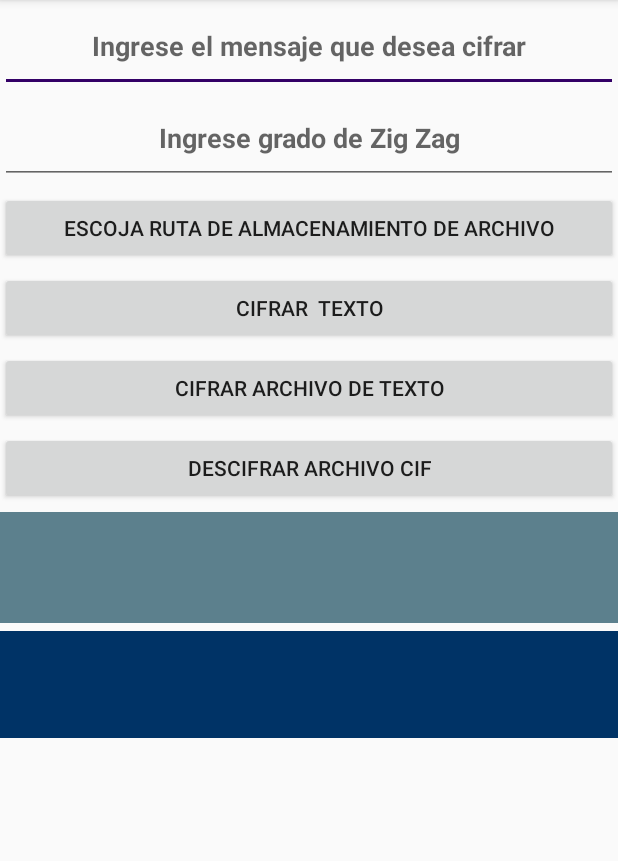
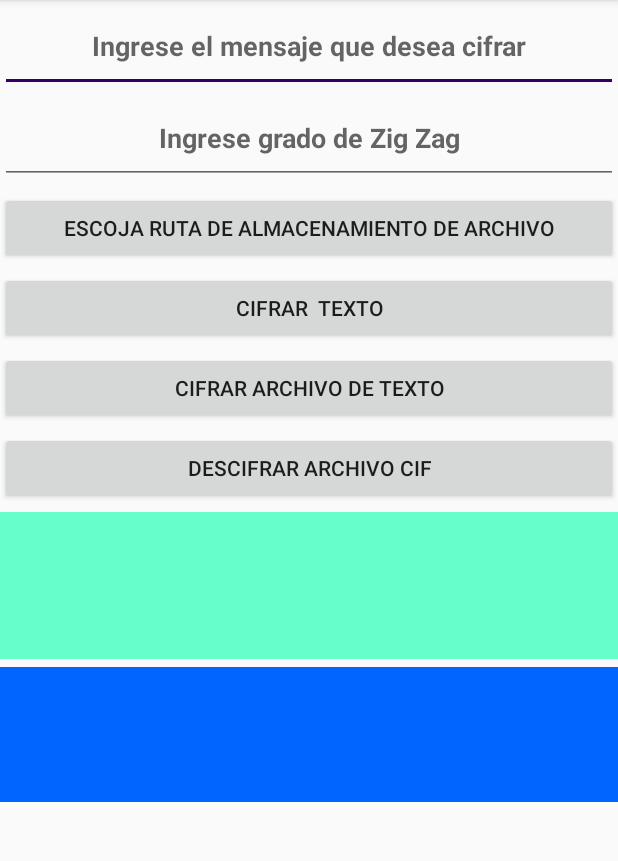
Before and after one commit to CarlosMorales1171316/ED2-Laboratorio2-Cifrado, an Android app: the ZigZag screen opened directly, with no data from a screen before it, on a phone screen of 412 x 824 dp, the part 84-945 px from its top. Run offline under Robolectric (Android 15) with nearby library versions, the phone set to English and light mode, and no system bars.

Commit message:
Editar salidas de cifrado y descifrado
Colores muy oscuros se ajustaron los colores para poder distinguir mejor la ruta y el mensaje cifrado y descifrado

```diff
--- a/Laboratorio2/app/src/main/res/layout/activity_zig_zag.xml
+++ b/Laboratorio2/app/src/main/res/layout/activity_zig_zag.xml
@@ -79,10 +79,10 @@
     <TextView
         android:id="@+id/TextView_MostrarCifrado"
         android:layout_width="match_parent"
-        android:layout_height="74dp"
+        android:layout_height="98dp"
         android:layout_below="@+id/Boton_OpenFile"
         android:layout_centerHorizontal="true"
-        android:background="#5c808d"
+        android:background="#66FFCC"
         android:padding="10dp" />
     <TextView
         android:layout_width="5dp"
@@ -91,9 +91,9 @@
     <TextView
         android:id="@+id/MostrarRuta"
         android:layout_width="match_parent"
-        android:layout_height="71dp"
+        android:layout_height="90dp"
         android:layout_centerHorizontal="true"
-        android:background="#003366"
+        android:background="#0066FF"
         android:padding="10dp"
         android:textColor="@android:color/background_dark"
         android:textSize="10dp" />
```
